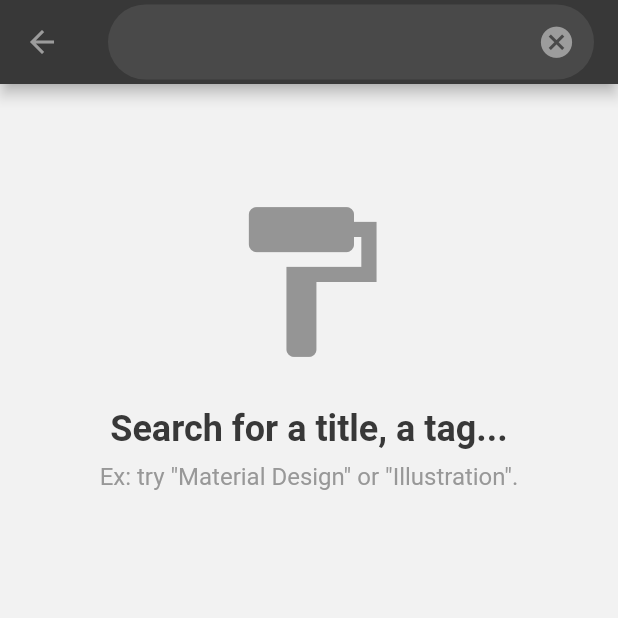
After one commit to hanmajid/flutter_dribbble, a Flutter app: the SearchPage screen opened by its route, on a phone screen of 412 x 824 dp, the top half of it. The commit adds this screen. Run offline on Flutter 3.47's test engine with Material 2 defaults, Android fonts, the phone set to English and light mode, and no system bars; our stand-ins replace after_layout, share; network calls fail.

Commit message:
init search page

```diff
--- a/lib/home.dart
+++ b/lib/home.dart
@@ -154,6 +154,9 @@ class _MyHomePageState extends State<MyHomePage> with TickerProviderStateMixin {
               MyAppBar(
                 forceElevated: innerBoxIsScrolled,
                 tabController: _tabController,
+                onPressedSearch: () {
+                  Navigator.of(context).pushNamed('/search');
+                },
               ),
             ];
           },
--- a/lib/main.dart
+++ b/lib/main.dart
@@ -4,6 +4,7 @@ import 'package:flutter_dribbble/home.dart';
 import 'package:flutter_dribbble/models/content.dart';
 import 'package:flutter_dribbble/pages/about_page.dart';
 import 'package:flutter_dribbble/pages/content_detail_page.dart';
+import 'package:flutter_dribbble/pages/search_page.dart';
 import 'package:flutter_dribbble/pages/settings_page.dart';
 import 'package:flutter_dribbble/pages/whats_new_page.dart';
 import 'package:flutter_dribbble/routes/page_routes.dart';
@@ -35,6 +36,8 @@ class MyApp extends StatelessWidget {
               case '/content':
                 Content content = settings.arguments as Content;
                 return SlideRightRoute(widget: ContentDetailPage(content: content));
+              case '/search':
+                return SlideRightRoute(widget: SearchPage());
               case '/settings':
                 return SlideRightRoute(widget: SettingsPage());
               case '/about':
--- /dev/null
+++ b/lib/pages/search_page.dart
@@ -0,0 +1,90 @@
+import 'package:flutter/material.dart';
+import 'package:flutter_dribbble/values/colors.dart';
+
+class SearchPage extends StatelessWidget {
+  @override
+  Widget build(BuildContext context) {
+    return Scaffold(
+      appBar: AppBar(
+        title: Container(
+          margin: const EdgeInsets.symmetric(vertical: 6.0),
+          decoration: BoxDecoration(
+            borderRadius: BorderRadius.all(Radius.circular(25.0)),
+            color: Color(0xff494949),
+          ),
+          padding: const EdgeInsets.only(
+            left: 16.0,
+          ),
+          child: Row(
+            mainAxisSize: MainAxisSize.max,
+            mainAxisAlignment: MainAxisAlignment.spaceBetween,
+            children: <Widget>[
+              Expanded(
+                child: TextField(
+                  style: TextStyle(
+                    color: Colors.white,
+                  ),
+                  decoration: InputDecoration(
+                    border: InputBorder.none,
+                  ),
+                ),
+              ),
+              SizedBox(
+                width: 50.0,
+                height: 50.0,
+                child: RawMaterialButton(
+                  padding: const EdgeInsets.all(0.0),
+                  shape: CircleBorder(),
+                  onPressed: () {},
+                  child: Icon(
+                    Icons.cancel,
+                    size: 25.0,
+                  ),
+                ),
+              )
+            ],
+          ),
+        ),
+      ),
+      body: SingleChildScrollView(
+        child: Column(
+          mainAxisSize: MainAxisSize.max,
+          mainAxisAlignment: MainAxisAlignment.center,
+          crossAxisAlignment: CrossAxisAlignment.stretch,
+          children: <Widget>[
+            SizedBox(
+              height: 72.0,
+            ),
+            Icon(
+              Icons.format_paint,
+              size: 120.0,
+            ),
+            SizedBox(
+              height: 24.0,
+            ),
+            Text(
+              'Search for a title, a tag...',
+              textAlign: TextAlign.center,
+              style: TextStyle(
+                fontSize: 24.0,
+                fontWeight: FontWeight.bold,
+                color: mediumDarkGrey,
+              ),
+            ),
+            SizedBox(
+              height: 8.0,
+            ),
+            Text(
+              'Ex: try "Material Design" or "Illustration".',
+              textAlign: TextAlign.center,
+              style: TextStyle(
+                fontSize: 16.0,
+                color: lighterGrey,
+              ),
+            ),
+          ],
+        ),
+      ),
+    );
+  }
+}
--- a/lib/widgets/appbar.dart
+++ b/lib/widgets/appbar.dart
@@ -4,9 +4,10 @@ import 'package:flutter_dribbble/values/colors.dart';
 class MyAppBar extends StatelessWidget {
   final bool forceElevated;
   final TabController tabController;
+  final GestureTapCallback onPressedSearch;
 
   const MyAppBar(
-      {Key key, @required this.forceElevated, @required this.tabController})
+      {Key key, @required this.forceElevated, @required this.tabController, @required this.onPressedSearch})
       : super(key: key);
 
   @override
@@ -41,7 +42,7 @@ class MyAppBar extends StatelessWidget {
             Icons.search,
             color: lighterGrey,
           ),
-          onPressed: () {},
+          onPressed: onPressedSearch,
         )
       ],
       bottom: TabBar(
```
